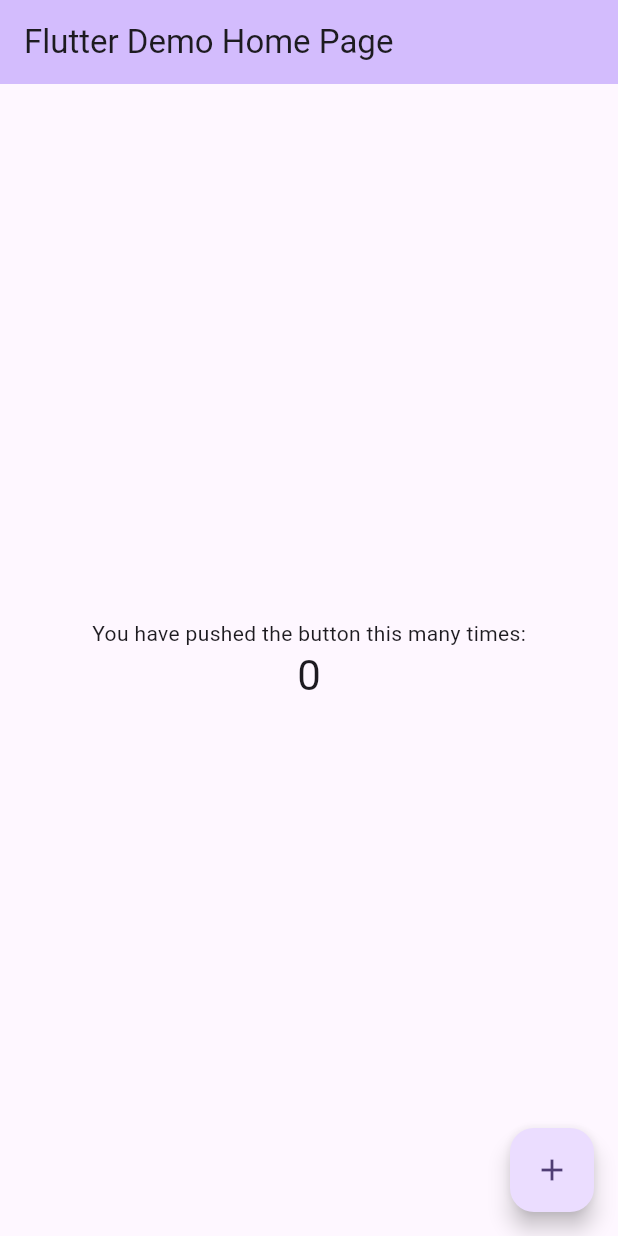
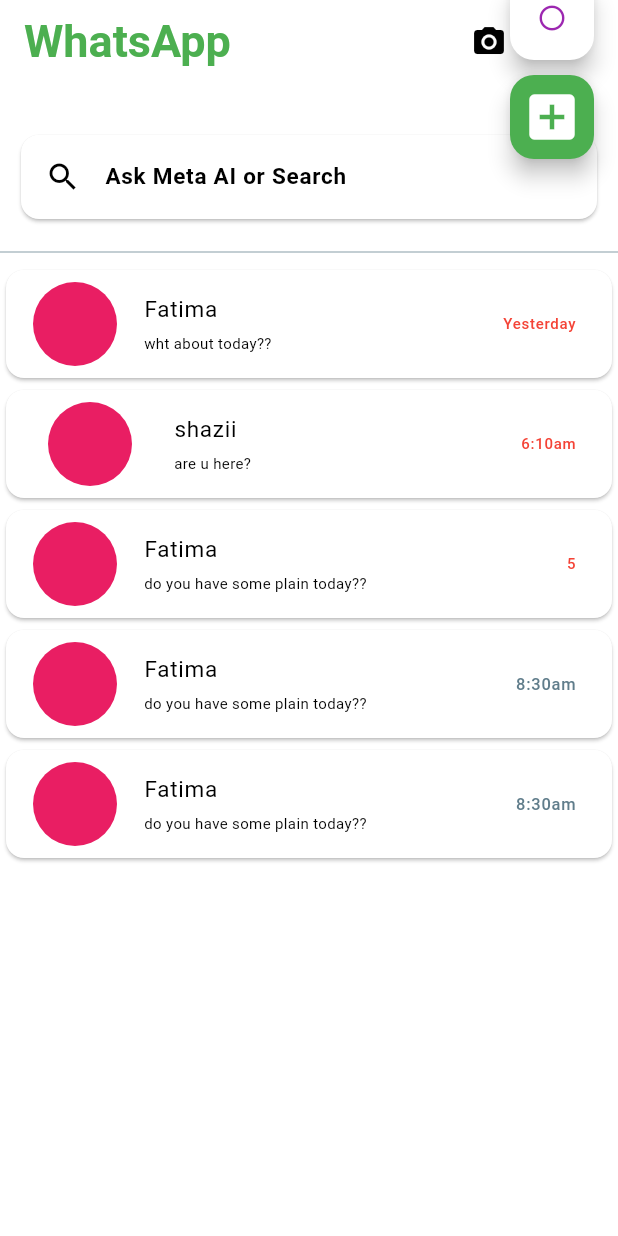
Before and after one commit to laiba12-cloud/projectfive, a Flutter app: the screen it shows after launch, on a phone screen of 412 x 824 dp. Run offline on Flutter 3.47's test engine with Material 3 defaults, Android fonts, the phone set to English and light mode, and no system bars.

Commit message:
update code

```diff
--- /dev/null
+++ b/lib/loginscreen.dart
@@ -0,0 +1,18 @@
+import 'package:flutter/material.dart';
+class LoginScreen extends StatefulWidget {
+  const LoginScreen({super.key});
+
+  @override
+  State<LoginScreen> createState() => _LoginScreenState();
+}
+
+class _LoginScreenState extends State<LoginScreen> {
+  @override
+  Widget build(BuildContext context) {
+    return Scaffold(
+      body:Text(
+        'Welcome to home screen',
+      ),
+    );
+  }
+}
--- a/lib/main.dart
+++ b/lib/main.dart
@@ -1,4 +1,5 @@
 import 'package:flutter/material.dart';
+import 'package:projectfive/whatsapp%20screen.dart';
 
 void main() {
   runApp(const MyApp());
@@ -11,115 +12,9 @@
   @override
   Widget build(BuildContext context) {
     return MaterialApp(
-      title: 'Flutter Demo',
-      theme: ThemeData(
-        // This is the theme of your application.
-        //
-        // TRY THIS: Try running your application with "flutter run". You'll see
-        // the application has a purple toolbar. Then, without quitting the app,
-        // try changing the seedColor in the colorScheme below to Colors.green
-        // and then invoke "hot reload" (save your changes or press the "hot
-        // reload" button in a Flutter-supported IDE, or press "r" if you used
-        // the command line to start the app).
-        //
-        // Notice that the counter didn't reset back to zero; the application
-        // state is not lost during the reload. To reset the state, use hot
-        // restart instead.
-        //
-        // This works for code too, not just values: Most code changes can be
-        // tested with just a hot reload.
-        colorScheme: ColorScheme.fromSeed(seedColor: Colors.deepPurple),
-        useMaterial3: true,
-      ),
-      home: const MyHomePage(title: 'Flutter Demo Home Page'),
+      debugShowCheckedModeBanner:false,
+        home:
+       WhatsAppScreen()
     );
   }
 }
-
-class MyHomePage extends StatefulWidget {
-  const MyHomePage({super.key, required this.title});
-
-  // This widget is the home page of your application. It is stateful, meaning
-  // that it has a State object (defined below) that contains fields that affect
-  // how it looks.
-
-  // This class is the configuration for the state. It holds the values (in this
-  // case the title) provided by the parent (in this case the App widget) and
-  // used by the build method of the State. Fields in a Widget subclass are
-  // always marked "final".
-
-  final String title;
-
-  @override
-  State<MyHomePage> createState() => _MyHomePageState();
-}
-
-class _MyHomePageState extends State<MyHomePage> {
-  int _counter = 0;
-
-  void _incrementCounter() {
-    setState(() {
-      // This call to setState tells the Flutter framework that something has
-      // changed in this State, which causes it to rerun the build method below
-      // so that the display can reflect the updated values. If we changed
-      // _counter without calling setState(), then the build method would not be
-      // called again, and so nothing would appear to happen.
-      _counter++;
-    });
-  }
-
-  @override
-  Widget build(BuildContext context) {
-    // This method is rerun every time setState is called, for instance as done
-    // by the _incrementCounter method above.
-    //
-    // The Flutter framework has been optimized to make rerunning build methods
-    // fast, so that you can just rebuild anything that needs updating rather
-    // than having to individually change instances of widgets.
-    return Scaffold(
-      appBar: AppBar(
-        // TRY THIS: Try changing the color here to a specific color (to
-        // Colors.amber, perhaps?) and trigger a hot reload to see the AppBar
-        // change color while the other colors stay the same.
-        backgroundColor: Theme.of(context).colorScheme.inversePrimary,
-        // Here we take the value from the MyHomePage object that was created by
-        // the App.build method, and use it to set our appbar title.
-        title: Text(widget.title),
-      ),
-      body: Center(
-        // Center is a layout widget. It takes a single child and positions it
-        // in the middle of the parent.
-        child: Column(
-          // Column is also a layout widget. It takes a list of children and
-          // arranges them vertically. By default, it sizes itself to fit its
-          // children horizontally, and tries to be as tall as its parent.
-          //
-          // Column has various properties to control how it sizes itself and
-          // how it positions its children. Here we use mainAxisAlignment to
-          // center the children vertically; the main axis here is the vertical
-          // axis because Columns are vertical (the cross axis would be
-          // horizontal).
-          //
-          // TRY THIS: Invoke "debug painting" (choose the "Toggle Debug Paint"
-          // action in the IDE, or press "p" in the console), to see the
-          // wireframe for each widget.
-          mainAxisAlignment: MainAxisAlignment.center,
-          children: <Widget>[
-            const Text(
-              'You have pushed the button this many times:',
-            ),
-            Text(
-              '$_counter',
-              style: Theme.of(context).textTheme.headlineMedium,
-            ),
-          ],
-        ),
-      ),
-      floatingActionButton: FloatingActionButton(
-        onPressed: _incrementCounter,
-        tooltip: 'Increment',
-        child: const Icon(Icons.add),
-      ), // This trailing comma makes auto-formatting nicer for build methods.
-    );
-  }
-}
--- /dev/null
+++ b/lib/whatsapp screen.dart
@@ -0,0 +1,233 @@
+import 'package:flutter/material.dart';
+import 'package:projectfive/loginscreen.dart';
+class WhatsAppScreen extends StatefulWidget {
+  const WhatsAppScreen({super.key});
+
+  @override
+  State<WhatsAppScreen> createState() => _WhatsAppScreenState();
+}
+
+class _WhatsAppScreenState extends State<WhatsAppScreen> {
+  @override
+  Widget build(BuildContext context) {
+    return Scaffold(
+    backgroundColor: Colors.white,
+    floatingActionButton:
+    Column(
+      children: [
+        FloatingActionButton(
+          backgroundColor: Colors.white,
+       //   shape:SizedBox.shrink(),
+          onPressed:(){
+
+          },
+          child:Icon(Icons.circle_outlined,color:Colors.purple,size:20),
+        ),
+        SizedBox(height:10),
+        FloatingActionButton(
+          backgroundColor: Colors.green,
+          onPressed:(){
+            Navigator.push(
+             context,
+             MaterialPageRoute(
+                 builder:(content)=>LoginScreen()
+             ),
+
+            );
+          },
+          child:Icon(Icons.add_box,color:Colors.white,size:40,),
+        ),
+      ],
+    ),
+    appBar:AppBar(
+    backgroundColor: Colors.white,
+    actions:[
+    Icon(Icons.camera_alt,color:Colors.black,),
+    SizedBox(width:20),
+    Icon(Icons.more_vert,color:Colors.black,),
+    SizedBox(width:30),
+    ],
+    title:Text(
+    'WhatsApp',style:TextStyle(
+    color:Colors.green,
+    fontSize:30,
+    fontWeight:FontWeight.bold,
+    ),
+    ),
+    centerTitle:false,
+    ),
+    body:SingleChildScrollView(
+    child: Column(
+    children:[
+
+   SizedBox(height:20),
+    Padding(
+      padding: const EdgeInsets.all(10.0),
+      child: Card(
+        color: Colors.white,
+        child:ListTile(
+         leading:Icon(Icons.search,color:Colors.black),
+         title:Text(
+           'Ask Meta AI or Search',
+           style:TextStyle(
+             color:Colors.black,
+             fontWeight:FontWeight.bold,
+             fontSize:15,
+           ),
+         ) ,
+        ),
+      ),
+    ),
+    Divider(thickness:0.5,color:Colors.blueGrey),
+    Card(
+    color:Colors.white,
+    child:ListTile
+    (
+    leading:CircleAvatar(
+    radius:30,
+   backgroundColor: Colors.pink,
+    ),
+    title:Text(
+    'Fatima',style:TextStyle(
+    color:Colors.black,
+    fontSize:15,
+    ),
+    ),
+    subtitle: Text(
+    'wht about today??',
+    style:TextStyle(
+    color:Colors.black,
+    fontSize:10,
+    ),
+    ),
+    trailing:Text(
+     'Yesterday',style:TextStyle(
+     color:Colors.red,fontSize:10,
+    ),
+    ),
+    ),
+    ),
+    Card(
+    color:Colors.white,
+    child:ListTile
+    (
+    leading:CircleAvatar(
+    radius:40,
+    backgroundColor: Colors.pink,
+    ),
+    title:Text(
+    'shazii',style:TextStyle(
+    color:Colors.black,
+    fontSize:15,
+    ),
+    ),
+    subtitle: Text(
+    'are u here?',
+    style:TextStyle(
+    color:Colors.black,
+    fontSize:10,
+    ),
+    ),
+    trailing:
+    Text(
+    '6:10am',style:TextStyle(
+     color:Colors.red,fontSize:10,
+    ),
+    ),
+
+    ),
+    ),
+    Card(
+    color:Colors.white,
+    child:ListTile
+    (
+    leading:CircleAvatar(
+    radius:30,
+    backgroundColor: Colors.pink,
+    ),
+    title:Text(
+    'Fatima',style:TextStyle(
+    color:Colors.black,
+    fontSize:15,
+    ),
+    ),
+    subtitle: Text(
+    'do you have some plain today??',
+    style:TextStyle(
+    color:Colors.black,
+    fontSize:10,
+    ),
+    ),
+    trailing:Text(
+    '5',style:TextStyle(
+     color:Colors.red,fontSize:10,
+    ),
+    ),
+    ),
+    ),
+
+    Card(
+    color:Colors.white,
+    child:ListTile
+    (
+    leading:CircleAvatar(
+    radius:30,
+    backgroundColor: Colors.pink,
+    ),
+    title:Text(
+    'Fatima',style:TextStyle(
+    color:Colors.black,
+    fontSize:15,
+    ),
+    ),
+    subtitle: Text(
+    'do you have some plain today??',
+    style:TextStyle(
+    color:Colors.black,
+    fontSize:10,
+    ),
+    ),
+    trailing:Text(
+    '8:30am',style:TextStyle(
+    color:Colors.blueGrey,
+    ),
+    ),
+    ),
+    ),
+
+    Card(
+    color:Colors.white,
+    child:ListTile
+    (
+    leading:CircleAvatar(
+    radius:30,
+    backgroundColor: Colors.pink,
+    ),
+    title:Text(
+    'Fatima',style:TextStyle(
+    color:Colors.black,
+    fontSize:15,
+    ),
+    ),
+    subtitle: Text(
+    'do you have some plain today??',
+    style:TextStyle(
+    color:Colors.black,
+    fontSize:10,
+    ),
+    ),
+    trailing: Text(
+    '8:30am',style:TextStyle(
+    color:Colors.blueGrey,
+    ),
+    ),
+    ),
+    ),
+    ],
+    ),
+    ),
+
+
+    );
+  }
+}
--- a/pubspec.yaml
+++ b/pubspec.yaml
@@ -58,7 +58,8 @@
   uses-material-design: true
 
   # To add assets to your application, add an assets section, like this:
-  # assets:
+  assets:
+    - assets/
   #   - images/a_dot_burr.jpeg
   #   - images/a_dot_ham.jpeg
 
```
